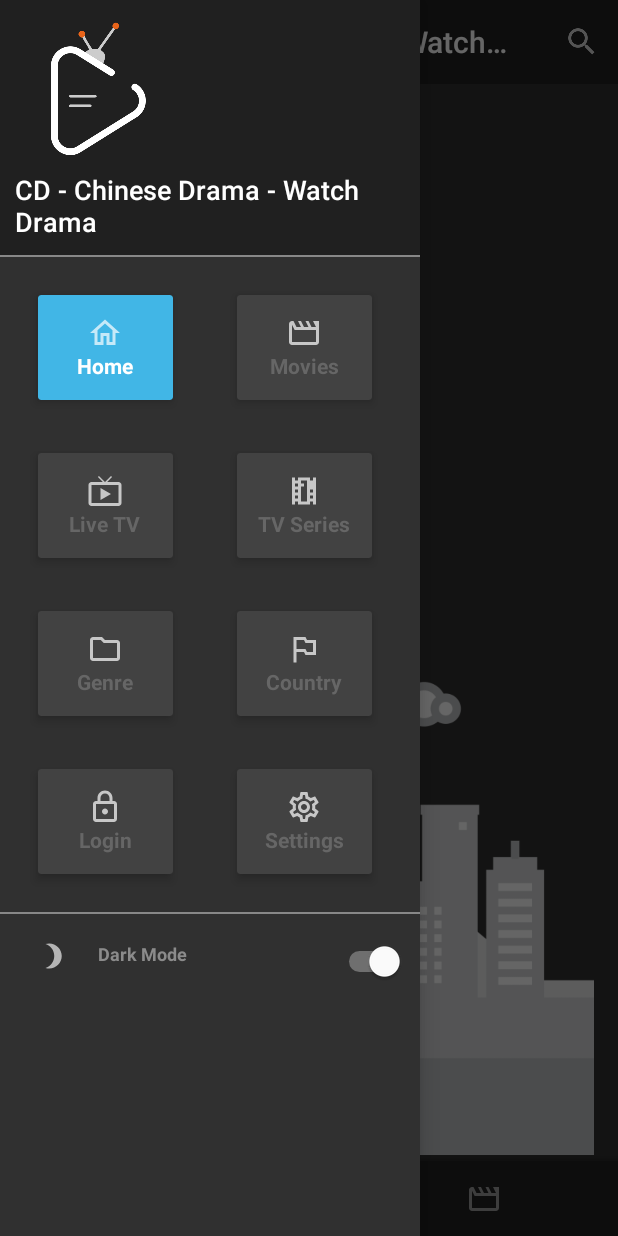
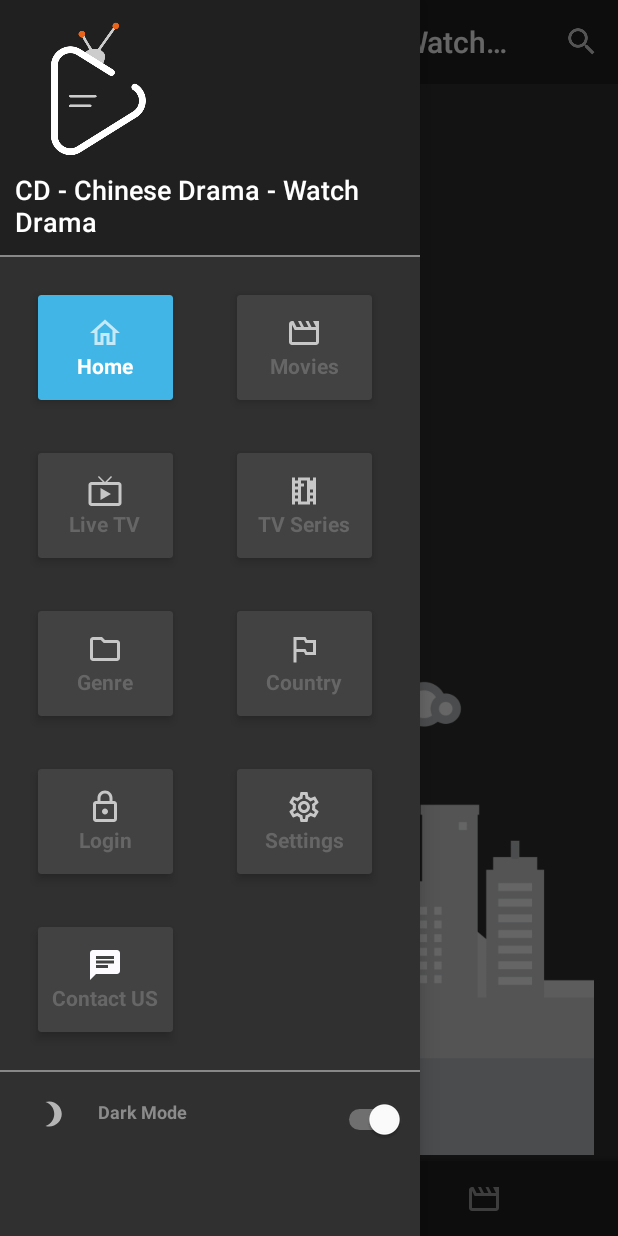
Before and after one commit to fandofastest/chinesedrama, an Android app: the MainActivity screen opened directly, with no data from a screen before it, with the side drawer open, on a phone screen of 412 x 824 dp. Run offline under Robolectric (Android 15) with nearby library versions, the phone set to English and light mode, and no system bars; our stand-ins replace Picasso, Shimmer, Volley; libraries missing offline, so code that uses them is left out: com.balysv.materialripple, com.ixidev.gdpr, com.viewpagerindicator; network calls fail; pictures from the network do not load; 2 statements that could not run were skipped.

```diff
--- /dev/null
+++ b/app/src/main/res/drawable/ic_chat_black_24dp.xml
@@ -0,0 +1,5 @@
+<vector android:height="24dp" android:tint="#FDFBFF"
+    android:viewportHeight="24.0" android:viewportWidth="24.0"
+    android:width="24dp" xmlns:android="http://schemas.android.com/apk/res/android">
+    <path android:fillColor="#FF000000" android:pathData="M20,2L4,2c-1.1,0 -1.99,0.9 -1.99,2L2,22l4,-4h14c1.1,0 2,-0.9 2,-2L22,4c0,-1.1 -0.9,-2 -2,-2zM6,9h12v2L6,11L6,9zM14,14L6,14v-2h8v2zM18,8L6,8L6,6h12v2z"/>
+</vector>
--- a/app/src/main/res/values/strings.xml
+++ b/app/src/main/res/values/strings.xml
@@ -52,6 +52,7 @@
         <item>Favorite</item>
         <item>Sign Out</item>
         <item>Settings</item>
+        <item>Contact US</item>
     </string-array>
 
     <string-array name="nav_item_image">
@@ -65,6 +66,8 @@
         <item>outline_favorite_border_24</item>
         <item>outline_lock_24</item>
         <item>outline_settings_24</item>
+        <item>ic_chat_black_24dp</item>
+
     </string-array>
 
     <string-array name="nav_item_name_2">
@@ -76,6 +79,8 @@
         <item>Country</item>
         <item>Login</item>
         <item>Settings</item>
+        <item>Contact US</item>
+
     </string-array>
 
     <string-array name="nav_item_image_2">
@@ -87,6 +92,8 @@
         <item>outline_outlined_flag_24</item>
         <item>outline_lock_24</item>
         <item>outline_settings_24</item>
+        <item>ic_chat_black_24dp</item>
+
     </string-array>
 
     <!-- Strings related to Settings -->
```
Also changed, not shown: app/src/main/java/com/chinesedrama/app/MainActivity.java (+10 -0 lines).
